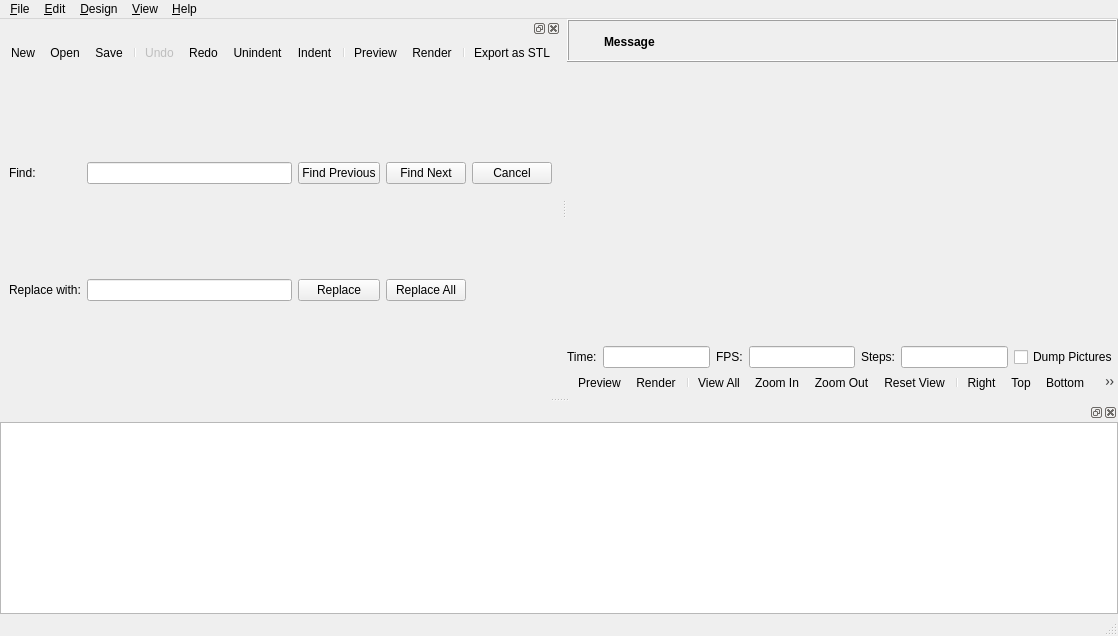
This is src/MainWindow.ui in openscad/openscad as Qt 5 draws it before an edit. The edited form follows.
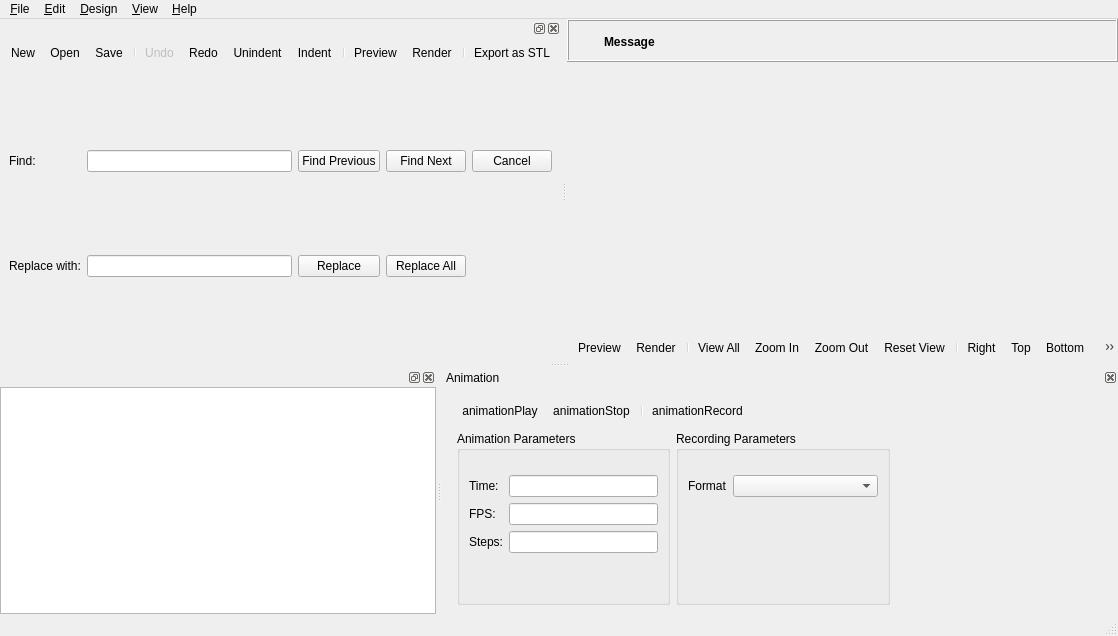
This is the edited form. Icons and pictures are not drawn. Custom widgets are drawn as their Qt base class.

Commit message: Change animation panel to dockable window.

```diff
--- a/src/MainWindow.ui
+++ b/src/MainWindow.ui
@@ -165,73 +165,6 @@
          </property>
         </widget>
        </item>
-       <item>
-        <widget class="QFrame" name="animate_panel">
-         <property name="enabled">
-          <bool>true</bool>
-         </property>
-         <property name="frameShape">
-          <enum>QFrame::NoFrame</enum>
-         </property>
-         <property name="frameShadow">
-          <enum>QFrame::Raised</enum>
-         </property>
-         <property name="lineWidth">
-          <number>0</number>
-         </property>
-         <layout class="QHBoxLayout" name="horizontalLayoutAnimate">
-          <property name="leftMargin">
-           <number>0</number>
-          </property>
-          <property name="topMargin">
-           <number>0</number>
-          </property>
-          <property name="rightMargin">
-           <number>0</number>
-          </property>
-          <property name="bottomMargin">
-           <number>0</number>
-          </property>
-          <item>
-           <widget class="QLabel" name="label">
-            <property name="text">
-             <string>Time:</string>
-            </property>
-           </widget>
-          </item>
-          <item>
-           <widget class="QLineEdit" name="e_tval"/>
-          </item>
-          <item>
-           <widget class="QLabel" name="label_2">
-            <property name="text">
-             <string>FPS:</string>
-            </property>
-           </widget>
-          </item>
-          <item>
-           <widget class="QLineEdit" name="e_fps"/>
-          </item>
-          <item>
-           <widget class="QLabel" name="label_3">
-            <property name="text">
-             <string>Steps:</string>
-            </property>
-           </widget>
-          </item>
-          <item>
-           <widget class="QLineEdit" name="e_fsteps"/>
-          </item>
-          <item>
-           <widget class="QCheckBox" name="e_dump">
-            <property name="text">
-             <string>Dump Pictures</string>
-            </property>
-           </widget>
-          </item>
-         </layout>
-        </widget>
-       </item>
        <item>
         <widget class="QToolBar" name="viewerToolBar">
          <addaction name="designActionPreview"/>
@@ -595,6 +528,190 @@
     </layout>
    </widget>
   </widget>
+  <widget class="QDockWidget" name="animationDock">
+   <property name="features">
+    <set>QDockWidget::DockWidgetClosable|QDockWidget::DockWidgetMovable</set>
+   </property>
+   <property name="windowTitle">
+    <string>Animation</string>
+   </property>
+   <attribute name="dockWidgetArea">
+    <number>8</number>
+   </attribute>
+   <widget class="QWidget" name="animationWidgetContents">
+    <layout class="QGridLayout" name="gridLayout_2">
+     <property name="leftMargin">
+      <number>9</number>
+     </property>
+     <property name="topMargin">
+      <number>9</number>
+     </property>
+     <item row="4" column="3">
+      <spacer name="horizontalSpacer">
+       <property name="orientation">
+        <enum>Qt::Horizontal</enum>
+       </property>
+       <property name="sizeHint" stdset="0">
+        <size>
+         <width>40</width>
+         <height>20</height>
+        </size>
+       </property>
+      </spacer>
+     </item>
+     <item row="4" column="1">
+      <widget class="QGroupBox" name="groupBox">
+       <property name="styleSheet">
+        <string notr="true"/>
+       </property>
+       <property name="title">
+        <string>Animation Parameters</string>
+       </property>
+       <property name="flat">
+        <bool>false</bool>
+       </property>
+       <layout class="QGridLayout" name="gridLayout_3">
+        <property name="leftMargin">
+         <number>9</number>
+        </property>
+        <property name="topMargin">
+         <number>24</number>
+        </property>
+        <property name="rightMargin">
+         <number>9</number>
+        </property>
+        <property name="bottomMargin">
+         <number>9</number>
+        </property>
+        <item row="0" column="1">
+         <widget class="QLineEdit" name="e_tval">
+          <property name="sizePolicy">
+           <sizepolicy hsizetype="Expanding" vsizetype="Fixed">
+            <horstretch>0</horstretch>
+            <verstretch>0</verstretch>
+           </sizepolicy>
+          </property>
+          <property name="maximumSize">
+           <size>
+            <width>220</width>
+            <height>16777215</height>
+           </size>
+          </property>
+         </widget>
+        </item>
+        <item row="1" column="0">
+         <widget class="QLabel" name="label_2">
+          <property name="text">
+           <string>FPS:</string>
+          </property>
+         </widget>
+        </item>
+        <item row="1" column="1">
+         <widget class="QLineEdit" name="e_fps">
+          <property name="maximumSize">
+           <size>
+            <width>220</width>
+            <height>16777215</height>
+           </size>
+          </property>
+         </widget>
+        </item>
+        <item row="0" column="0">
+         <widget class="QLabel" name="label">
+          <property name="text">
+           <string>Time:</string>
+          </property>
+         </widget>
+        </item>
+        <item row="2" column="1">
+         <widget class="QLineEdit" name="e_fsteps">
+          <property name="maximumSize">
+           <size>
+            <width>220</width>
+            <height>16777215</height>
+           </size>
+          </property>
+         </widget>
+        </item>
+        <item row="2" column="0">
+         <widget class="QLabel" name="label_3">
+          <property name="text">
+           <string>Steps:</string>
+          </property>
+         </widget>
+        </item>
+        <item row="3" column="1">
+         <spacer name="verticalSpacer_2">
+          <property name="orientation">
+           <enum>Qt::Vertical</enum>
+          </property>
+          <property name="sizeHint" stdset="0">
+           <size>
+            <width>20</width>
+            <height>40</height>
+           </size>
+          </property>
+         </spacer>
+        </item>
+       </layout>
+      </widget>
+     </item>
+     <item row="4" column="2">
+      <widget class="QGroupBox" name="groupBox_2">
+       <property name="title">
+        <string>Recording Parameters</string>
+       </property>
+       <layout class="QGridLayout" name="gridLayout_4">
+        <property name="topMargin">
+         <number>24</number>
+        </property>
+        <item row="2" column="0">
+         <widget class="QLabel" name="label_4">
+          <property name="text">
+           <string>Format</string>
+          </property>
+         </widget>
+        </item>
+        <item row="2" column="1">
+         <widget class="QComboBox" name="animationFormatComboBox">
+          <property name="sizePolicy">
+           <sizepolicy hsizetype="Expanding" vsizetype="Fixed">
+            <horstretch>0</horstretch>
+            <verstretch>0</verstretch>
+           </sizepolicy>
+          </property>
+         </widget>
+        </item>
+        <item row="3" column="0">
+         <spacer name="verticalSpacer">
+          <property name="orientation">
+           <enum>Qt::Vertical</enum>
+          </property>
+          <property name="sizeHint" stdset="0">
+           <size>
+            <width>20</width>
+            <height>40</height>
+           </size>
+          </property>
+         </spacer>
+        </item>
+       </layout>
+      </widget>
+     </item>
+     <item row="1" column="0" colspan="4">
+      <widget class="QToolBar" name="animationToolBar">
+       <property name="floatable">
+        <bool>false</bool>
+       </property>
+       <addaction name="actionAnimationPlay"/>
+       <addaction name="actionAnimationStop"/>
+       <addaction name="separator"/>
+       <addaction name="actionAnimationRecord"/>
+      </widget>
+     </item>
+    </layout>
+   </widget>
+  </widget>
   <action name="fileActionNew">
    <property name="icon">
     <iconset resource="../openscad.qrc">
@@ -1331,6 +1448,36 @@
     <string>Ctrl+Shift+C</string>
    </property>
   </action>
+  <action name="actionAnimationPlay">
+   <property name="icon">
+    <iconset resource="../openscad.qrc">
+     <normaloff>:/icons/player_play.png</normaloff>:/icons/player_play.png</iconset>
+   </property>
+   <property name="text">
+    <string>animationPlay</string>
+   </property>
+  </action>
+  <action name="actionAnimationStop">
+   <property name="icon">
+    <iconset resource="../openscad.qrc">
+     <normaloff>:/icons/player_stop.png</normaloff>:/icons/player_stop.png</iconset>
+   </property>
+   <property name="text">
+    <string>animationStop</string>
+   </property>
+  </action>
+  <action name="actionAnimationRecord">
+   <property name="checkable">
+    <bool>true</bool>
+   </property>
+   <property name="icon">
+    <iconset resource="../openscad.qrc">
+     <normaloff>:/icons/player_record.png</normaloff>:/icons/player_record.png</iconset>
+   </property>
+   <property name="text">
+    <string>animationRecord</string>
+   </property>
+  </action>
  </widget>
  <customwidgets>
   <customwidget>
```
Left out of the diff: 1 changed line with no effect on the pictures. The commit also changes 5 other files.
